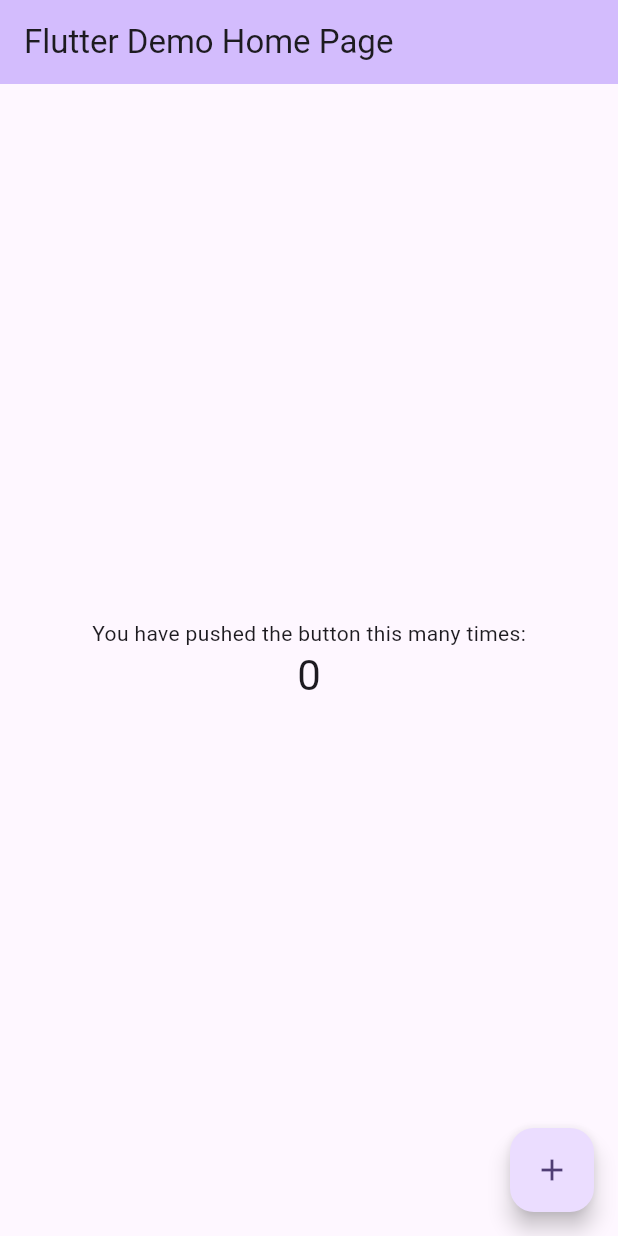
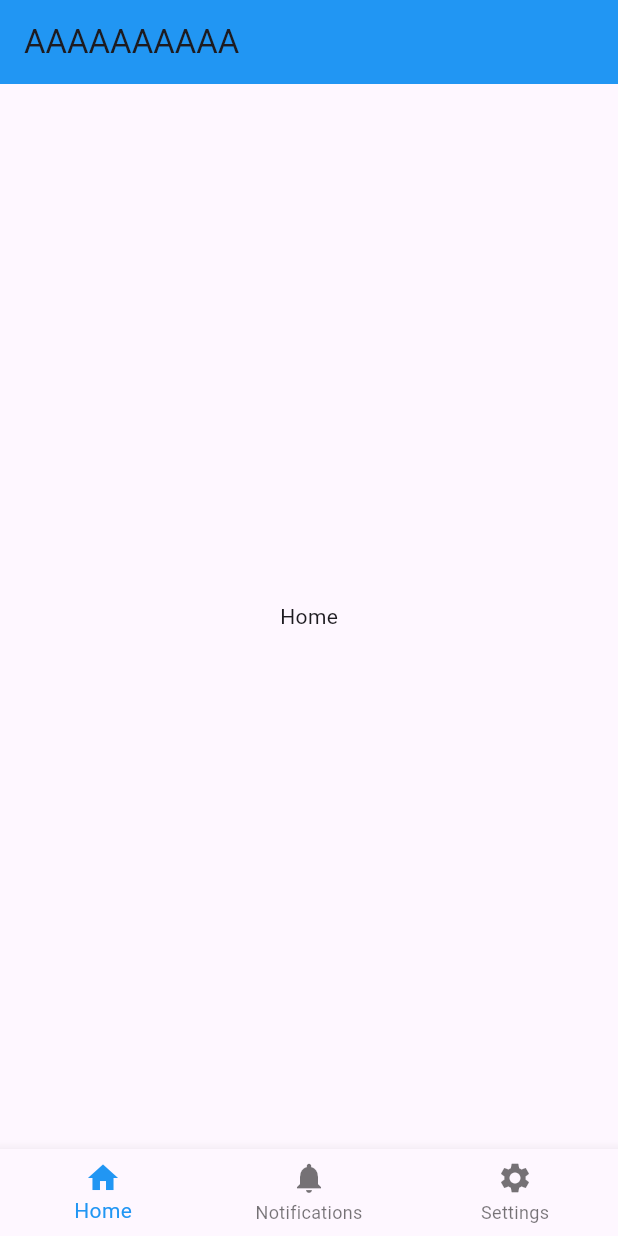
Before and after one commit to latoiste/bifind_app, a Flutter app: the screen it shows after launch, on a phone screen of 412 x 824 dp. Run offline on Flutter 3.47's test engine with Material 3 defaults, Android fonts, the phone set to English and light mode, and no system bars.

Commit message:
add page switching

```diff
--- a/lib/main.dart
+++ b/lib/main.dart
@@ -1,4 +1,5 @@
 import 'package:flutter/material.dart';
+import "package:bifind_app/pages/main_page.dart";
 
 void main() {
   runApp(const MyApp());
@@ -7,116 +8,10 @@ void main() {
 class MyApp extends StatelessWidget {
   const MyApp({super.key});
 
-  // This widget is the root of your application.
   @override
   Widget build(BuildContext context) {
     return MaterialApp(
-      title: 'Flutter Demo',
-      theme: ThemeData(
-        // This is the theme of your application.
-        //
-        // TRY THIS: Try running your application with "flutter run". You'll see
-        // the application has a purple toolbar. Then, without quitting the app,
-        // try changing the seedColor in the colorScheme below to Colors.green
-        // and then invoke "hot reload" (save your changes or press the "hot
-        // reload" button in a Flutter-supported IDE, or press "r" if you used
-        // the command line to start the app).
-        //
-        // Notice that the counter didn't reset back to zero; the application
-        // state is not lost during the reload. To reset the state, use hot
-        // restart instead.
-        //
-        // This works for code too, not just values: Most code changes can be
-        // tested with just a hot reload.
-        colorScheme: .fromSeed(seedColor: Colors.deepPurple),
-      ),
-      home: const MyHomePage(title: 'Flutter Demo Home Page'),
+      home: MainPage(),
     );
   }
 }
-
-class MyHomePage extends StatefulWidget {
-  const MyHomePage({super.key, required this.title});
-
-  // This widget is the home page of your application. It is stateful, meaning
-  // that it has a State object (defined below) that contains fields that affect
-  // how it looks.
-
-  // This class is the configuration for the state. It holds the values (in this
-  // case the title) provided by the parent (in this case the App widget) and
-  // used by the build method of the State. Fields in a Widget subclass are
-  // always marked "final".
-
-  final String title;
-
-  @override
-  State<MyHomePage> createState() => _MyHomePageState();
-}
-
-class _MyHomePageState extends State<MyHomePage> {
-  int _counter = 0;
-
-  void _incrementCounter() {
-    setState(() {
-      // This call to setState tells the Flutter framework that something has
-      // changed in this State, which causes it to rerun the build method below
-      // so that the display can reflect the updated values. If we changed
-      // _counter without calling setState(), then the build method would not be
-      // called again, and so nothing would appear to happen.
-      _counter++;
-    });
-  }
-
-  @override
-  Widget build(BuildContext context) {
-    // This method is rerun every time setState is called, for instance as done
-    // by the _incrementCounter method above.
-    //
-    // The Flutter framework has been optimized to make rerunning build methods
-    // fast, so that you can just rebuild anything that needs updating rather
-    // than having to individually change instances of widgets.
-    return Scaffold(
-      appBar: AppBar(
-        // TRY THIS: Try changing the color here to a specific color (to
-        // Colors.amber, perhaps?) and trigger a hot reload to see the AppBar
-        // change color while the other colors stay the same.
-        backgroundColor: Theme.of(context).colorScheme.inversePrimary,
-        // Here we take the value from the MyHomePage object that was created by
-        // the App.build method, and use it to set our appbar title.
-        title: Text(widget.title),
-      ),
-      body: Center(
-        // Center is a layout widget. It takes a single child and positions it
-        // in the middle of the parent.
-        child: Column(
-          // Column is also a layout widget. It takes a list of children and
-          // arranges them vertically. By default, it sizes itself to fit its
-          // children horizontally, and tries to be as tall as its parent.
-          //
-          // Column has various properties to control how it sizes itself and
-          // how it positions its children. Here we use mainAxisAlignment to
-          // center the children vertically; the main axis here is the vertical
-          // axis because Columns are vertical (the cross axis would be
-          // horizontal).
-          //
-          // TRY THIS: Invoke "debug painting" (choose the "Toggle Debug Paint"
-          // action in the IDE, or press "p" in the console), to see the
-          // wireframe for each widget.
-          mainAxisAlignment: .center,
-          children: [
-            const Text('You have pushed the button this many times:'),
-            Text(
-              '$_counter',
-              style: Theme.of(context).textTheme.headlineMedium,
-            ),
-          ],
-        ),
-      ),
-      floatingActionButton: FloatingActionButton(
-        onPressed: _incrementCounter,
-        tooltip: 'Increment',
-        child: const Icon(Icons.add),
-      ),
-    );
-  }
-}
--- /dev/null
+++ b/lib/pages/home.dart
@@ -0,0 +1,12 @@
+import 'package:flutter/material.dart';
+
+class HomePage extends StatelessWidget {
+  const HomePage({super.key});
+
+  @override
+  Widget build(BuildContext context) {
+    return Center(
+      child: const Text("Home"),
+    );
+  }
+}
--- /dev/null
+++ b/lib/pages/main_page.dart
@@ -0,0 +1,57 @@
+import "package:bifind_app/pages/home.dart";
+import "package:bifind_app/pages/notifications.dart";
+import "package:bifind_app/pages/settings.dart";
+import "package:flutter/material.dart";
+
+class MainPage extends StatefulWidget {
+  const MainPage({super.key});
+
+  @override
+  State<MainPage> createState() => _MainPageState();
+}
+
+class _MainPageState extends State<MainPage> {
+  int _currentIndex = 0;
+
+  final List<StatelessWidget> _pages = [
+    const HomePage(),
+    const NotificationPage(),
+    const SettingsPage(),
+  ];
+
+  void _onTap(int index) {
+    setState(() {
+      _currentIndex = index;
+    });
+  }
+
+  @override
+  Widget build(BuildContext context) {
+    return Scaffold(
+      appBar: AppBar(
+        backgroundColor: Colors.blue,
+        title: const Text("AAAAAAAAAA"),
+      ),
+      body: _pages[_currentIndex],
+      bottomNavigationBar: BottomNavigationBar(
+        items: const <BottomNavigationBarItem> [
+          BottomNavigationBarItem(
+            icon: Icon(Icons.home),
+            label: 'Home',
+          ),
+          BottomNavigationBarItem(
+            icon: Icon(Icons.notifications),
+            label: 'Notifications',
+          ),
+          BottomNavigationBarItem(
+            icon: Icon(Icons.settings),
+            label: 'Settings',
+          ),
+        ],
+        selectedItemColor: Colors.blue,
+        currentIndex: _currentIndex,
+        onTap: _onTap,
+      ),
+    );
+  }
+}
--- /dev/null
+++ b/lib/pages/notifications.dart
@@ -0,0 +1,12 @@
+import 'package:flutter/material.dart';
+
+class NotificationPage extends StatelessWidget {
+  const NotificationPage({super.key});
+
+  @override
+  Widget build(BuildContext context) {
+    return Center(
+      child: const Text("Notification"),
+    );
+  }
+}
--- /dev/null
+++ b/lib/pages/settings.dart
@@ -0,0 +1,12 @@
+import 'package:flutter/material.dart';
+
+class SettingsPage extends StatelessWidget {
+  const SettingsPage({super.key});
+
+  @override
+  Widget build(BuildContext context) {
+    return Center(
+      child: const Text("Settings")
+    );
+  }
+}
```
